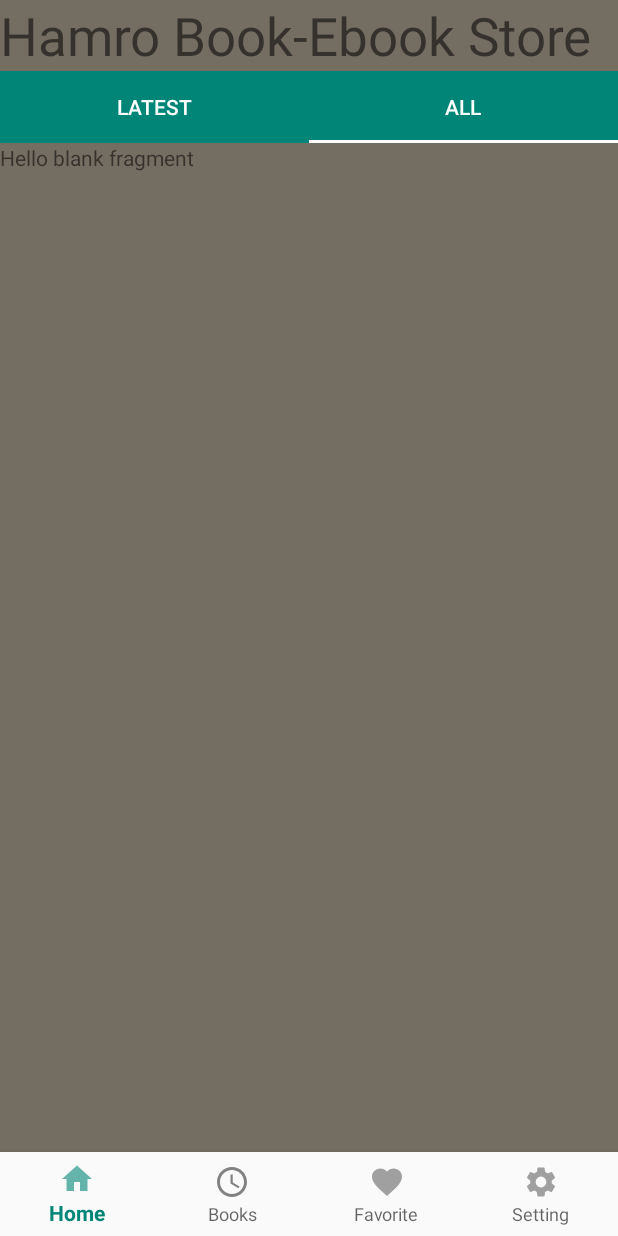
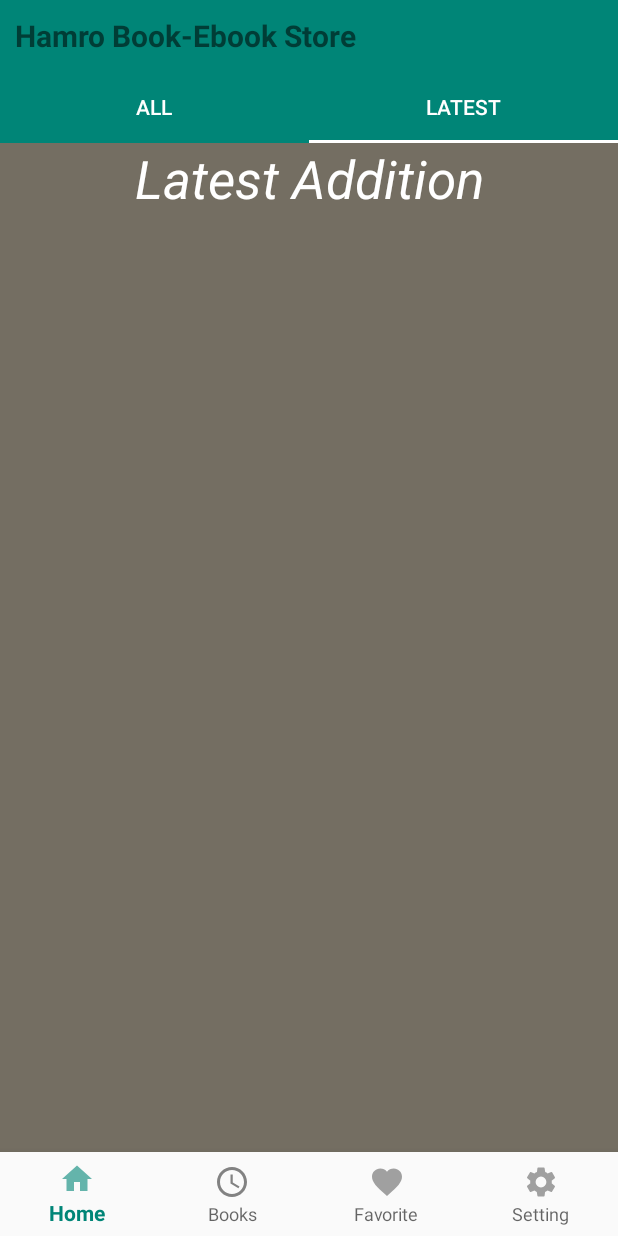
Before and after one commit to lizanbajracharya/ProjectIndividuals, an Android app: the HomeFragment screen opened directly, with no data from a screen before it, tab 2 chosen, on a phone screen of 412 x 824 dp. Run offline under Robolectric (Android 15) with nearby library versions, the phone set to English and light mode, and no system bars.

Commit message:
home page design change

```diff
--- a/app/src/main/java/com/example/hamrobook_ebookstore/Admin/home/HomeFragment.java
+++ b/app/src/main/java/com/example/hamrobook_ebookstore/Admin/home/HomeFragment.java
@@ -26,8 +26,8 @@ public class HomeFragment extends Fragment {
 
         tabLayout.setSelectedTabIndicatorColor(Color.parseColor("#FFFFFF"));
         ViewPageAdapter viewPageAdapter=new ViewPageAdapter(getChildFragmentManager());
+        viewPageAdapter.addFragment(new AllFragment(),"ALL");
         viewPageAdapter.addFragment(new LatestFragment(),"Latest");
-        viewPageAdapter.addFragment(new AllFragment(),"ALL");
 
         viewPager.setAdapter(viewPageAdapter);
         tabLayout.setupWithViewPager(viewPager);
--- a/app/src/main/res/layout/activity_register.xml
+++ b/app/src/main/res/layout/activity_register.xml
@@ -108,7 +108,7 @@
                         android:textSize="17sp"
                         android:text="Already have an account?"
                         android:layout_marginTop="@dimen/loginViewsMargin"
-                        android:onClick="onLoginClick"/>
+                        />
                 </LinearLayout>
             </androidx.cardview.widget.CardView>
 
@@ -120,15 +120,13 @@
         android:layout_alignParentRight="true"
         android:layout_width="11dp"
         android:layout_height="match_parent"
-        android:background="@drawable/ic_side_bg"/>
+        android:background="@drawable/ic_home"/>
     <ImageView
         android:layout_alignParentBottom="true"
         android:layout_alignParentLeft="true"
         android:layout_width="wrap_content"
         android:layout_height="wrap_content"
-        android:src="@drawable/ic_books"
         android:layout_marginRight="11dp"
         android:layout_marginBottom="30dp"
-        android:onClick="onLoginClick"
         android:adjustViewBounds="false"/>
 </RelativeLayout>
--- a/app/src/main/res/layout/fragment_home.xml
+++ b/app/src/main/res/layout/fragment_home.xml
@@ -6,8 +6,11 @@
     android:orientation="vertical"
     android:layout_height="match_parent">
     <TextView
+        android:background="@color/colorPrimary"
+        android:padding="10dp"
+        android:textStyle="bold"
         android:text="Hamro Book-Ebook Store"
-        android:textSize="35dp"
+        android:textSize="20dp"
         android:layout_width="match_parent"
         android:layout_height="wrap_content"/>
 
--- a/app/src/main/res/values/strings.xml
+++ b/app/src/main/res/values/strings.xml
@@ -7,7 +7,6 @@
 
     <!-- TODO: Remove or change this placeholder text -->
     <string name="hello_blank_fragment">Hello blank fragment</string>
-    <string name="app_name">ModernLogin</string>
     <string name="login_email_hint">Email</string>
     <string name="login_password_hint">Password</string>
 </resources>
--- a/app/src/main/res/values/styles.xml
+++ b/app/src/main/res/values/styles.xml
@@ -43,7 +43,7 @@
     </style>
 
     <style name="loginButton" parent="viewParent">
-        <item name="android:background">@drawable/button_background_blue</item>
+        <item name="android:background">@drawable/mybutton</item>
         <item name="android:textColor">@color/whiteTextColor</item>
         <item name="android:textStyle">bold</item>
     </style>
```
